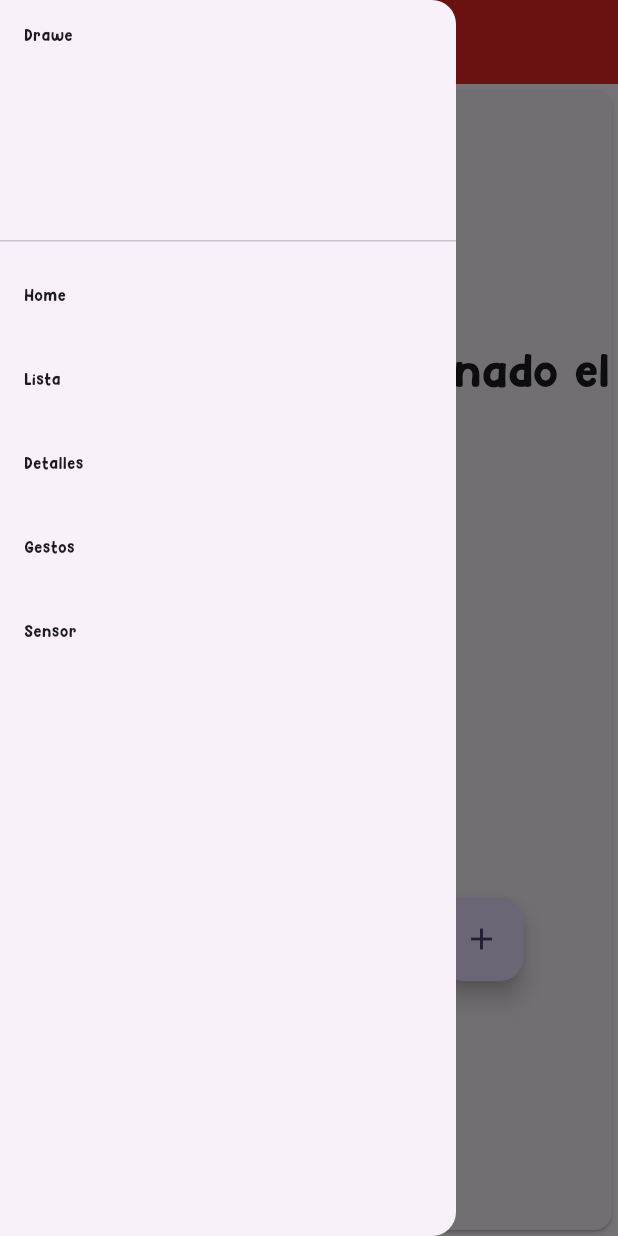
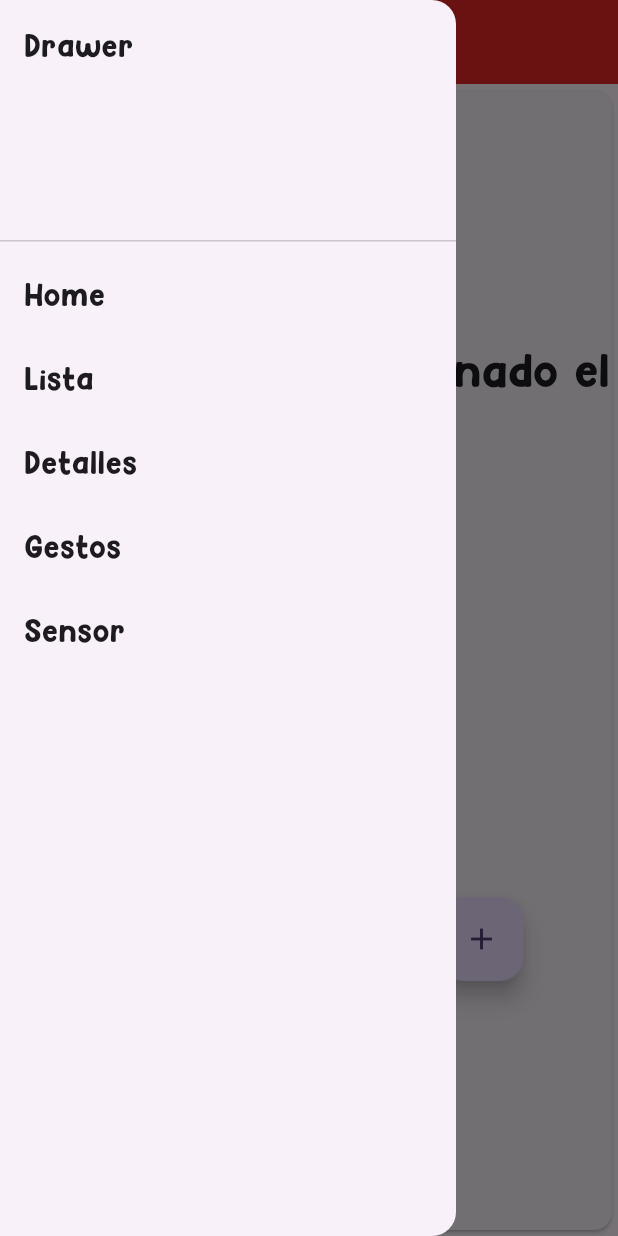
Before and after one commit to Vaporu-Code/laboratorios_Acevedo, a Flutter app: the screen it shows after launch, with the side drawer open, on a phone screen of 412 x 824 dp. Run offline on Flutter 3.47's test engine with Material 3 defaults, Android fonts, the phone set to English and light mode, and no system bars; our stand-ins replace flutter_svg.

Commit message:
drawer implementado full
corregido lool

```diff
--- a/laboratorio/lib/pages/home.dart
+++ b/laboratorio/lib/pages/home.dart
@@ -121,6 +121,7 @@ class _HomeState extends State<Home> {
         title: Text('Contador'),
       ),
 
+      //drawer
       drawer: Drawer(
         child: ListView(
           padding: EdgeInsets.zero,
@@ -129,13 +130,14 @@ class _HomeState extends State<Home> {
               decoration: BoxDecoration(
                 color: Color.fromARGB(1, 214, 146, 146),
               ),
-              child: Text('Drawe',
-                style: TextStyle(fontFamily: "Heycomic", fontSize: 10)),
+              child: Text('Drawer',
+                style: TextStyle(fontFamily: "Heycomic", fontSize: 20)),
             ),
 
+            //elementos
             ListTile(
               title: const Text('Home',
-                style: TextStyle(fontFamily: "Heycomic", fontSize: 10)),
+                style: TextStyle(fontFamily: "Heycomic", fontSize: 20)),
               onTap: () {
                 Navigator.pop(context);
               },
@@ -143,7 +145,7 @@ class _HomeState extends State<Home> {
 
             ListTile(
               title: const Text('Lista',
-                style: TextStyle(fontFamily: "Heycomic", fontSize: 10)),
+                style: TextStyle(fontFamily: "Heycomic", fontSize: 20)),
               onTap: () {
                 Navigator.push(
                   context,
@@ -154,7 +156,7 @@ class _HomeState extends State<Home> {
 
             ListTile(
               title: const Text('Detalles',
-                style: TextStyle(fontFamily: "Heycomic", fontSize: 10)),
+                style: TextStyle(fontFamily: "Heycomic", fontSize: 20)),
               onTap: () {
                 Navigator.push(
                   context,
@@ -165,7 +167,7 @@ class _HomeState extends State<Home> {
 
             ListTile(
               title: const Text('Gestos',
-                style: TextStyle(fontFamily: "Heycomic", fontSize: 10)),
+                style: TextStyle(fontFamily: "Heycomic", fontSize: 20)),
               onTap: () {
                 Navigator.push(
                   context,
@@ -176,7 +178,7 @@ class _HomeState extends State<Home> {
 
             ListTile(
               title: const Text('Sensor',
-                style: TextStyle(fontFamily: "Heycomic", fontSize: 10)),
+                style: TextStyle(fontFamily: "Heycomic", fontSize: 20)),
               onTap: () {
                 Navigator.push(
                   context,
```
